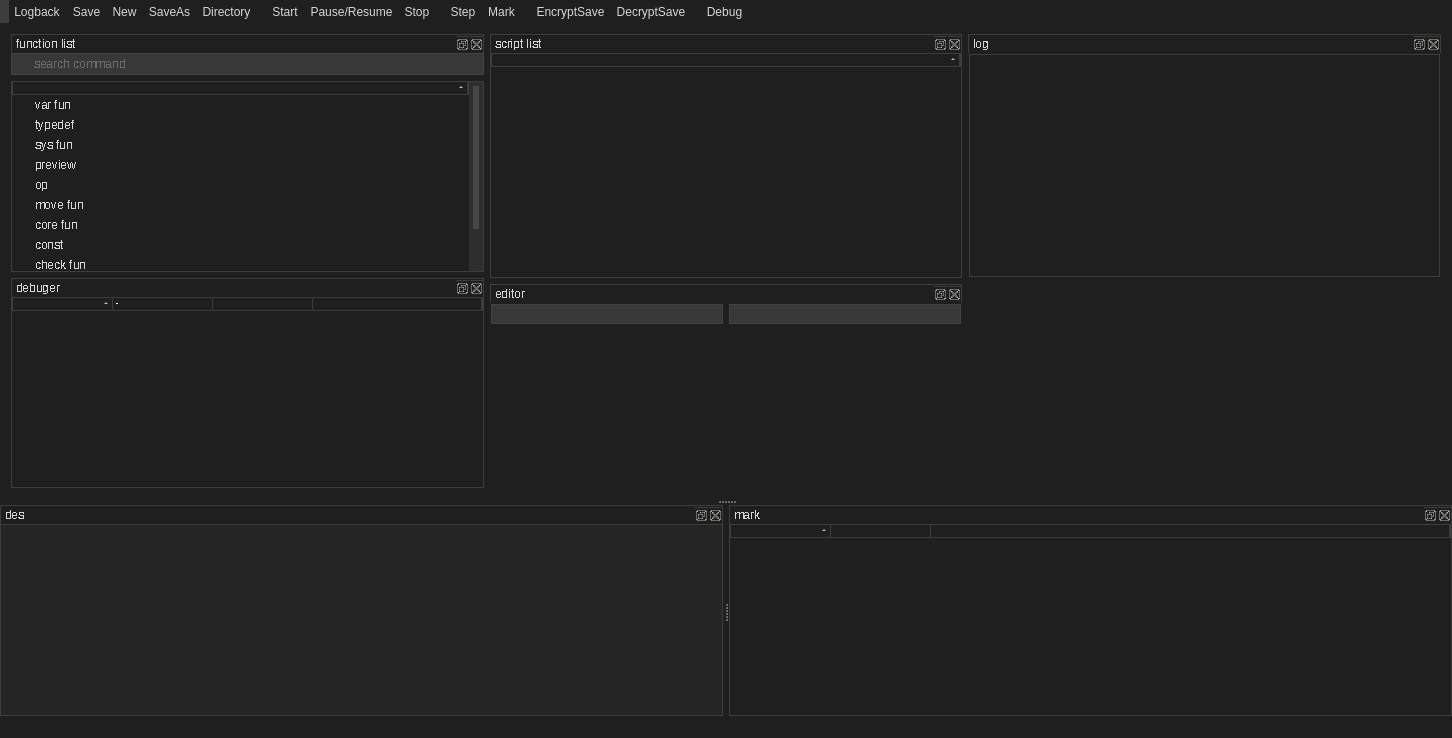
Qt form SaSH/form/scripteditor.ui (bestkakkoii/SaSH) before a commit.
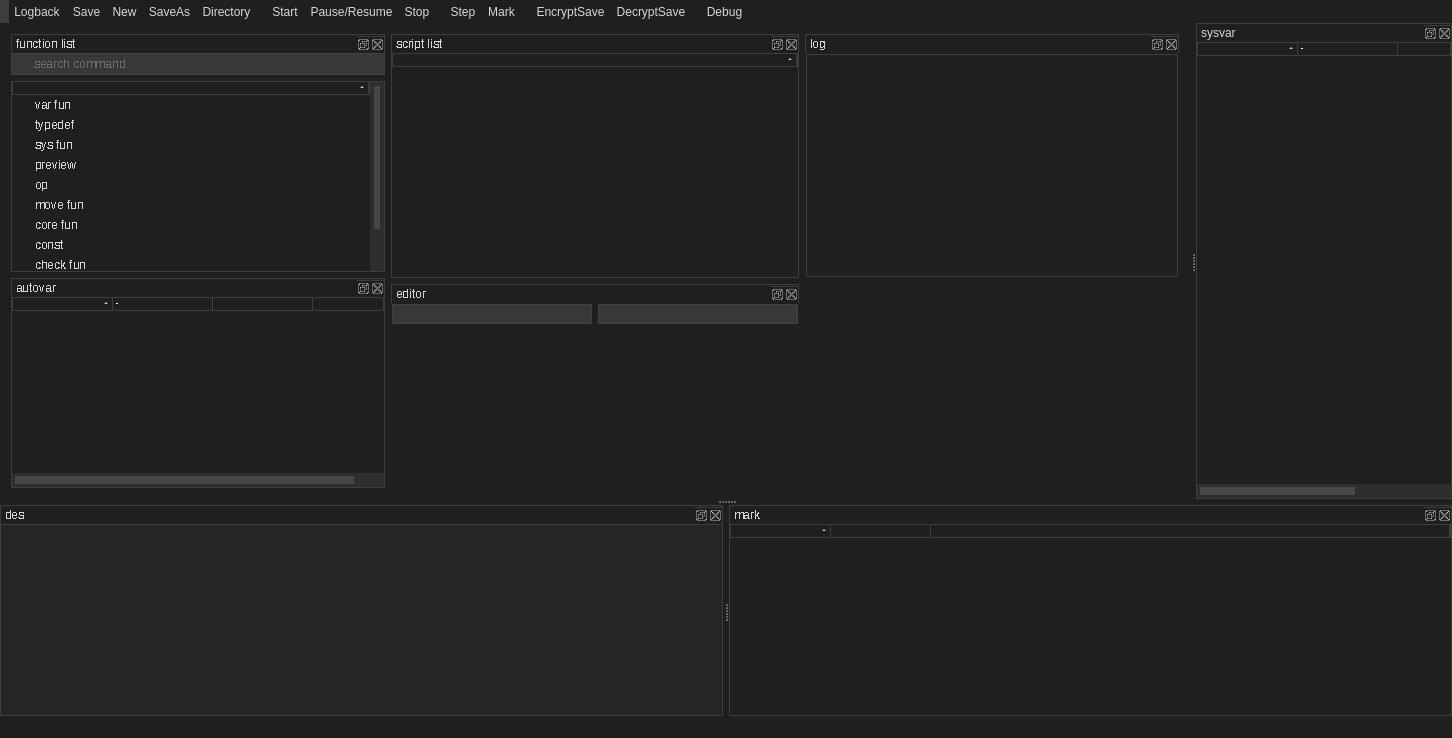
The same form after that commit. Icons and pictures are not drawn. Custom widgets are drawn as their Qt base class.

Diff of the .ui file:
```diff
--- a/SaSH/form/scripteditor.ui
+++ b/SaSH/form/scripteditor.ui
@@ -1809,7 +1809,7 @@
        <set>QDockWidget::DockWidgetClosable|QDockWidget::DockWidgetFloatable</set>
       </property>
       <property name="windowTitle">
-       <string>debuger</string>
+       <string>autovar</string>
       </property>
       <widget class="QWidget" name="dockWidgetContents_4">
        <layout class="QGridLayout" name="gridLayout_3">
@@ -2049,6 +2049,75 @@
     </layout>
    </widget>
   </widget>
+  <widget class="QDockWidget" name="dockWidget_sysvar">
+   <property name="windowTitle">
+    <string>sysvar</string>
+   </property>
+   <attribute name="dockWidgetArea">
+    <number>2</number>
+   </attribute>
+   <widget class="QWidget" name="dockWidgetContents_9">
+    <layout class="QGridLayout" name="gridLayout_6">
+     <property name="leftMargin">
+      <number>0</number>
+     </property>
+     <property name="topMargin">
+      <number>0</number>
+     </property>
+     <property name="rightMargin">
+      <number>0</number>
+     </property>
+     <property name="bottomMargin">
+      <number>0</number>
+     </property>
+     <property name="spacing">
+      <number>0</number>
+     </property>
+     <item row="0" column="0">
+      <widget class="TreeWidget" name="treeWidget_debuger_sys">
+       <property name="font">
+        <font>
+         <pointsize>-1</pointsize>
+         <stylestrategy>NoAntialias</stylestrategy>
+        </font>
+       </property>
+       <property name="styleSheet">
+        <string notr="true"/>
+       </property>
+       <property name="iconSize">
+        <size>
+         <width>20</width>
+         <height>20</height>
+        </size>
+       </property>
+       <property name="sortingEnabled">
+        <bool>true</bool>
+       </property>
+       <column>
+        <property name="text">
+         <string>field</string>
+        </property>
+       </column>
+       <column>
+        <property name="text">
+         <string>NAME</string>
+        </property>
+       </column>
+       <column>
+        <property name="text">
+         <string>value</string>
+        </property>
+       </column>
+       <column>
+        <property name="text">
+         <string>type</string>
+        </property>
+       </column>
+      </widget>
+     </item>
+    </layout>
+   </widget>
+  </widget>
   <action name="actionSave">
    <property name="icon">
     <iconset resource="../resource.qrc">
@@ -2252,6 +2321,11 @@
    <header location="global">codeeditor.h</header>
    <container>1</container>
   </customwidget>
+  <customwidget>
+   <class>TreeWidget</class>
+   <extends>QTreeWidget</extends>
+   <header location="global">treewidget.h</header>
+  </customwidget>
  </customwidgets>
  <resources>
   <include location="../resource.qrc"/>
```
Left out of the diff: 8 changed lines with no effect on the pictures.
